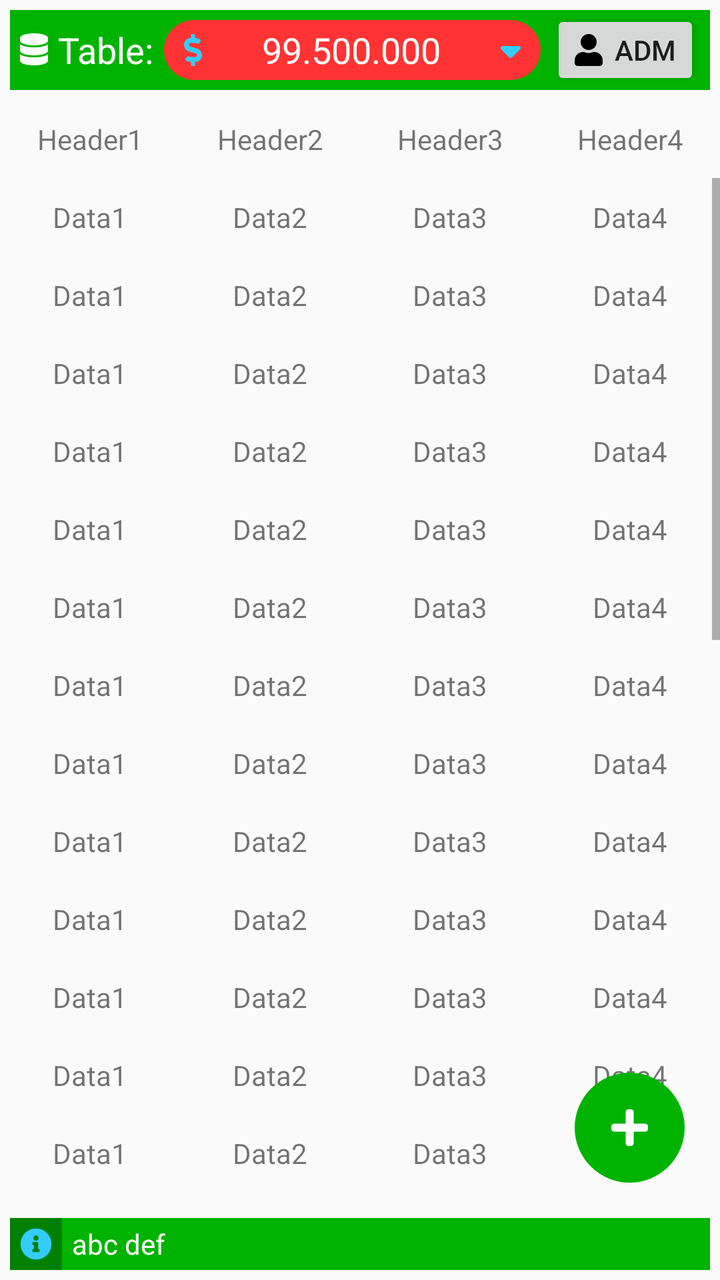
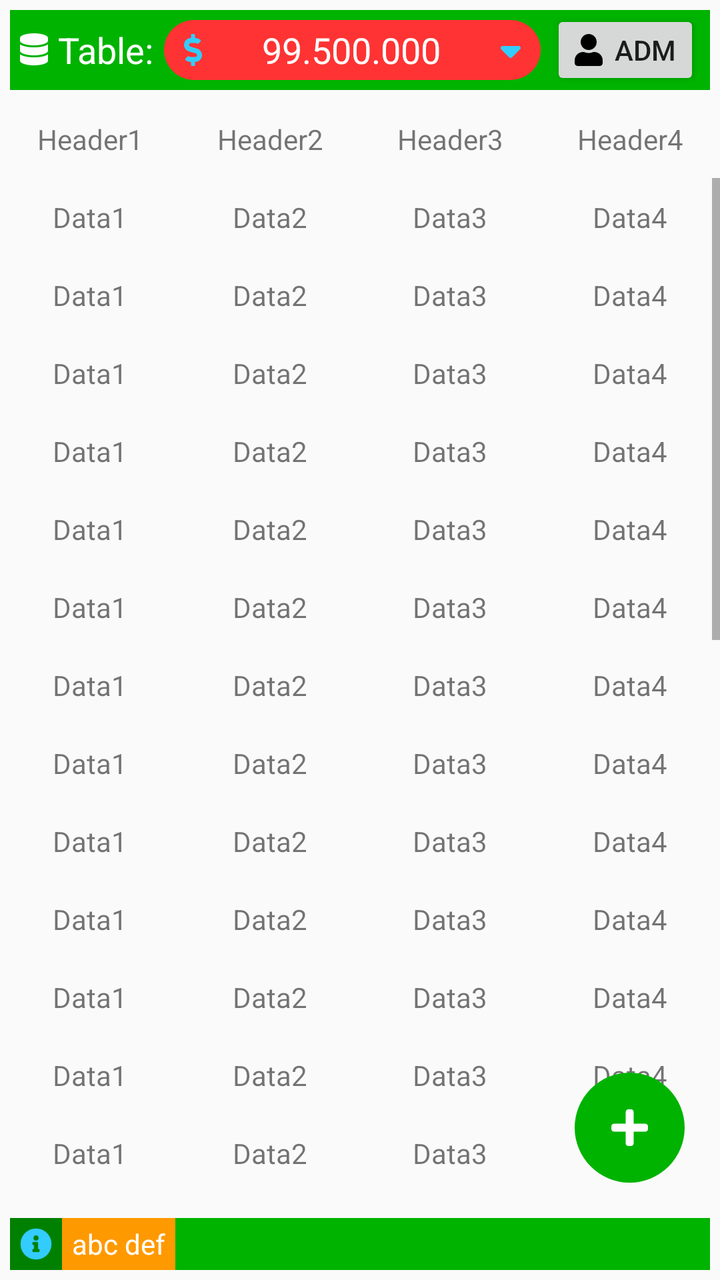

Compare the two renders of this Android layout. The source of the first and the diff that turns it into the second are given below.
<!-- AndroidManifest.xml: application theme AppTheme -->
<!-- res/layout/main.xml -->
<?xml version="1.0" encoding="utf-8"?>
<LinearLayout
	xmlns:android="http://schemas.android.com/apk/res/android"
	android:layout_width="match_parent"
	android:layout_height="match_parent"
	android:gravity="center_horizontal"
	android:orientation="vertical">

	<LinearLayout
		android:layout_width="match_parent"
		android:layout_height="@dimen/topNavHeight"
		android:orientation="horizontal"
		android:gravity="center_vertical"
		android:layout_margin="5dp"
		android:paddingHorizontal="5dp"
		android:background="@color/primary">

		<TextView
			android:layout_width="wrap_content"
			android:layout_height="wrap_content"
			android:text="Table:"
			android:textColor="@color/white"
			android:textAppearance="?android:attr/textAppearanceMedium"
			android:drawableLeft="@drawable/ico_database"
			android:drawablePadding="@dimen/iconDrawablePad5"
			android:drawableTint="@color/white"/>

		<TextView
			android:id="@+id/mainTvTable"
			android:layout_width="wrap_content"
			android:layout_height="match_parent"
			android:layout_weight="1"
			android:textAppearance="?android:attr/textAppearanceMedium"
			android:background="@drawable/round"
			android:backgroundTint="@color/red"
			android:textColor="@color/white"
			android:paddingHorizontal="10dp"
			android:layout_margin="5dp"
			android:gravity="center"
			android:singleLine="true"
			android:drawableLeft="@drawable/ico_dollar_sign"
			android:drawableRight="@drawable/ico_caret_down"
			android:drawablePadding="@dimen/iconDrawablePad5"
			android:drawableTint="@color/cyan"
			android:text="99.500.000"/>

		<Button
			android:id="@+id/mainBtnAdmin"
			android:layout_width="wrap_content"
			android:layout_height="match_parent"
			android:text="Adm"
			style="?android:attr/buttonStyleSmall"
			android:drawableLeft="@drawable/ico_user"
			android:drawablePadding="@dimen/iconDrawablePad6"/>

	</LinearLayout>

	<RelativeLayout
		android:layout_width="match_parent"
		android:layout_height="wrap_content"
		android:layout_weight="1">
		
		<TableLayout
			android:layout_width="match_parent"
			android:layout_height="match_parent">
			<TableRow><TextView android:layout_width="0dp" android:layout_weight="1" android:gravity="center" android:padding="10dp" android:text="Header1" /><TextView android:layout_width="0dp" android:layout_weight="1" android:gravity="center" android:padding="10dp" android:text="Header2" /><TextView android:layout_width="0dp" android:layout_weight="1" android:gravity="center" android:padding="10dp" android:text="Header3" /><TextView android:layout_width="0dp" android:layout_weight="1" android:gravity="center" android:padding="10dp" android:text="Header4" /></TableRow>
			<ScrollView
				android:layout_width="match_parent"
				android:layout_height="match_parent">
				<TableLayout
					android:layout_width="match_parent"
					android:layout_height="match_parent">
					<TableRow><TextView android:layout_width="0dp" android:layout_weight="1" android:gravity="center" android:padding="10dp" android:text="Data1" /><TextView android:layout_width="0dp" android:layout_weight="1" android:gravity="center" android:padding="10dp" android:text="Data2" /><TextView android:layout_width="0dp" android:layout_weight="1" android:gravity="center" android:padding="10dp" android:text="Data3" /><TextView android:layout_width="0dp" android:layout_weight="1" android:gravity="center" android:padding="10dp" android:text="Data4" /></TableRow>
					<TableRow><TextView android:layout_width="0dp" android:layout_weight="1" android:gravity="center" android:padding="10dp" android:text="Data1" /><TextView android:layout_width="0dp" android:layout_weight="1" android:gravity="center" android:padding="10dp" android:text="Data2" /><TextView android:layout_width="0dp" android:layout_weight="1" android:gravity="center" android:padding="10dp" android:text="Data3" /><TextView android:layout_width="0dp" android:layout_weight="1" android:gravity="center" android:padding="10dp" android:text="Data4" /></TableRow>
					<TableRow><TextView android:layout_width="0dp" android:layout_weight="1" android:gravity="center" android:padding="10dp" android:text="Data1" /><TextView android:layout_width="0dp" android:layout_weight="1" android:gravity="center" android:padding="10dp" android:text="Data2" /><TextView android:layout_width="0dp" android:layout_weight="1" android:gravity="center" android:padding="10dp" android:text="Data3" /><TextView android:layout_width="0dp" android:layout_weight="1" android:gravity="center" android:padding="10dp" android:text="Data4" /></TableRow>
					<TableRow><TextView android:layout_width="0dp" android:layout_weight="1" android:gravity="center" android:padding="10dp" android:text="Data1" /><TextView android:layout_width="0dp" android:layout_weight="1" android:gravity="center" android:padding="10dp" android:text="Data2" /><TextView android:layout_width="0dp" android:layout_weight="1" android:gravity="center" android:padding="10dp" android:text="Data3" /><TextView android:layout_width="0dp" android:layout_weight="1" android:gravity="center" android:padding="10dp" android:text="Data4" /></TableRow>
					<TableRow><TextView android:layout_width="0dp" android:layout_weight="1" android:gravity="center" android:padding="10dp" android:text="Data1" /><TextView android:layout_width="0dp" android:layout_weight="1" android:gravity="center" android:padding="10dp" android:text="Data2" /><TextView android:layout_width="0dp" android:layout_weight="1" android:gravity="center" android:padding="10dp" android:text="Data3" /><TextView android:layout_width="0dp" android:layout_weight="1" android:gravity="center" android:padding="10dp" android:text="Data4" /></TableRow>
					<TableRow><TextView android:layout_width="0dp" android:layout_weight="1" android:gravity="center" android:padding="10dp" android:text="Data1" /><TextView android:layout_width="0dp" android:layout_weight="1" android:gravity="center" android:padding="10dp" android:text="Data2" /><TextView android:layout_width="0dp" android:layout_weight="1" android:gravity="center" android:padding="10dp" android:text="Data3" /><TextView android:layout_width="0dp" android:layout_weight="1" android:gravity="center" android:padding="10dp" android:text="Data4" /></TableRow>
					<TableRow><TextView android:layout_width="0dp" android:layout_weight="1" android:gravity="center" android:padding="10dp" android:text="Data1" /><TextView android:layout_width="0dp" android:layout_weight="1" android:gravity="center" android:padding="10dp" android:text="Data2" /><TextView android:layout_width="0dp" android:layout_weight="1" android:gravity="center" android:padding="10dp" android:text="Data3" /><TextView android:layout_width="0dp" android:layout_weight="1" android:gravity="center" android:padding="10dp" android:text="Data4" /></TableRow>
					<TableRow><TextView android:layout_width="0dp" android:layout_weight="1" android:gravity="center" android:padding="10dp" android:text="Data1" /><TextView android:layout_width="0dp" android:layout_weight="1" android:gravity="center" android:padding="10dp" android:text="Data2" /><TextView android:layout_width="0dp" android:layout_weight="1" android:gravity="center" android:padding="10dp" android:text="Data3" /><TextView android:layout_width="0dp" android:layout_weight="1" android:gravity="center" android:padding="10dp" android:text="Data4" /></TableRow>
					<TableRow><TextView android:layout_width="0dp" android:layout_weight="1" android:gravity="center" android:padding="10dp" android:text="Data1" /><TextView android:layout_width="0dp" android:layout_weight="1" android:gravity="center" android:padding="10dp" android:text="Data2" /><TextView android:layout_width="0dp" android:layout_weight="1" android:gravity="center" android:padding="10dp" android:text="Data3" /><TextView android:layout_width="0dp" android:layout_weight="1" android:gravity="center" android:padding="10dp" android:text="Data4" /></TableRow>
					<TableRow><TextView android:layout_width="0dp" android:layout_weight="1" android:gravity="center" android:padding="10dp" android:text="Data1" /><TextView android:layout_width="0dp" android:layout_weight="1" android:gravity="center" android:padding="10dp" android:text="Data2" /><TextView android:layout_width="0dp" android:layout_weight="1" android:gravity="center" android:padding="10dp" android:text="Data3" /><TextView android:layout_width="0dp" android:layout_weight="1" android:gravity="center" android:padding="10dp" android:text="Data4" /></TableRow>
					<TableRow><TextView android:layout_width="0dp" android:layout_weight="1" android:gravity="center" android:padding="10dp" android:text="Data1" /><TextView android:layout_width="0dp" android:layout_weight="1" android:gravity="center" android:padding="10dp" android:text="Data2" /><TextView android:layout_width="0dp" android:layout_weight="1" android:gravity="center" android:padding="10dp" android:text="Data3" /><TextView android:layout_width="0dp" android:layout_weight="1" android:gravity="center" android:padding="10dp" android:text="Data4" /></TableRow>
					<TableRow><TextView android:layout_width="0dp" android:layout_weight="1" android:gravity="center" android:padding="10dp" android:text="Data1" /><TextView android:layout_width="0dp" android:layout_weight="1" android:gravity="center" android:padding="10dp" android:text="Data2" /><TextView android:layout_width="0dp" android:layout_weight="1" android:gravity="center" android:padding="10dp" android:text="Data3" /><TextView android:layout_width="0dp" android:layout_weight="1" android:gravity="center" android:padding="10dp" android:text="Data4" /></TableRow>
					<TableRow><TextView android:layout_width="0dp" android:layout_weight="1" android:gravity="center" android:padding="10dp" android:text="Data1" /><TextView android:layout_width="0dp" android:layout_weight="1" android:gravity="center" android:padding="10dp" android:text="Data2" /><TextView android:layout_width="0dp" android:layout_weight="1" android:gravity="center" android:padding="10dp" android:text="Data3" /><TextView android:layout_width="0dp" android:layout_weight="1" android:gravity="center" android:padding="10dp" android:text="Data4" /></TableRow>
					<TableRow><TextView android:layout_width="0dp" android:layout_weight="1" android:gravity="center" android:padding="10dp" android:text="Data1" /><TextView android:layout_width="0dp" android:layout_weight="1" android:gravity="center" android:padding="10dp" android:text="Data2" /><TextView android:layout_width="0dp" android:layout_weight="1" android:gravity="center" android:padding="10dp" android:text="Data3" /><TextView android:layout_width="0dp" android:layout_weight="1" android:gravity="center" android:padding="10dp" android:text="Data4" /></TableRow>
					<TableRow><TextView android:layout_width="0dp" android:layout_weight="1" android:gravity="center" android:padding="10dp" android:text="Data1" /><TextView android:layout_width="0dp" android:layout_weight="1" android:gravity="center" android:padding="10dp" android:text="Data2" /><TextView android:layout_width="0dp" android:layout_weight="1" android:gravity="center" android:padding="10dp" android:text="Data3" /><TextView android:layout_width="0dp" android:layout_weight="1" android:gravity="center" android:padding="10dp" android:text="Data4" /></TableRow>
					<TableRow><TextView android:layout_width="0dp" android:layout_weight="1" android:gravity="center" android:padding="10dp" android:text="Data1" /><TextView android:layout_width="0dp" android:layout_weight="1" android:gravity="center" android:padding="10dp" android:text="Data2" /><TextView android:layout_width="0dp" android:layout_weight="1" android:gravity="center" android:padding="10dp" android:text="Data3" /><TextView android:layout_width="0dp" android:layout_weight="1" android:gravity="center" android:padding="10dp" android:text="Data4" /></TableRow>
					<TableRow><TextView android:layout_width="0dp" android:layout_weight="1" android:gravity="center" android:padding="10dp" android:text="Data1" /><TextView android:layout_width="0dp" android:layout_weight="1" android:gravity="center" android:padding="10dp" android:text="Data2" /><TextView android:layout_width="0dp" android:layout_weight="1" android:gravity="center" android:padding="10dp" android:text="Data3" /><TextView android:layout_width="0dp" android:layout_weight="1" android:gravity="center" android:padding="10dp" android:text="Data4" /></TableRow>
					<TableRow><TextView android:layout_width="0dp" android:layout_weight="1" android:gravity="center" android:padding="10dp" android:text="Data1" /><TextView android:layout_width="0dp" android:layout_weight="1" android:gravity="center" android:padding="10dp" android:text="Data2" /><TextView android:layout_width="0dp" android:layout_weight="1" android:gravity="center" android:padding="10dp" android:text="Data3" /><TextView android:layout_width="0dp" android:layout_weight="1" android:gravity="center" android:padding="10dp" android:text="Data4" /></TableRow>
					<TableRow><TextView android:layout_width="0dp" android:layout_weight="1" android:gravity="center" android:padding="10dp" android:text="Data1" /><TextView android:layout_width="0dp" android:layout_weight="1" android:gravity="center" android:padding="10dp" android:text="Data2" /><TextView android:layout_width="0dp" android:layout_weight="1" android:gravity="center" android:padding="10dp" android:text="Data3" /><TextView android:layout_width="0dp" android:layout_weight="1" android:gravity="center" android:padding="10dp" android:text="Data4" /></TableRow>
					<TableRow><TextView android:layout_width="0dp" android:layout_weight="1" android:gravity="center" android:padding="10dp" android:text="Data1" /><TextView android:layout_width="0dp" android:layout_weight="1" android:gravity="center" android:padding="10dp" android:text="Data2" /><TextView android:layout_width="0dp" android:layout_weight="1" android:gravity="center" android:padding="10dp" android:text="Data3" /><TextView android:layout_width="0dp" android:layout_weight="1" android:gravity="center" android:padding="10dp" android:text="Data4" /></TableRow>
					<TableRow><TextView android:layout_width="0dp" android:layout_weight="1" android:gravity="center" android:padding="10dp" android:text="Data1" /><TextView android:layout_width="0dp" android:layout_weight="1" android:gravity="center" android:padding="10dp" android:text="Data2" /><TextView android:layout_width="0dp" android:layout_weight="1" android:gravity="center" android:padding="10dp" android:text="Data3" /><TextView android:layout_width="0dp" android:layout_weight="1" android:gravity="center" android:padding="10dp" android:text="Data4" /></TableRow>
					<TableRow><TextView android:layout_width="0dp" android:layout_weight="1" android:gravity="center" android:padding="10dp" android:text="Data1" /><TextView android:layout_width="0dp" android:layout_weight="1" android:gravity="center" android:padding="10dp" android:text="Data2" /><TextView android:layout_width="0dp" android:layout_weight="1" android:gravity="center" android:padding="10dp" android:text="Data3" /><TextView android:layout_width="0dp" android:layout_weight="1" android:gravity="center" android:padding="10dp" android:text="Data4" /></TableRow>
					<TableRow><TextView android:layout_width="0dp" android:layout_weight="1" android:gravity="center" android:padding="10dp" android:text="Data1" /><TextView android:layout_width="0dp" android:layout_weight="1" android:gravity="center" android:padding="10dp" android:text="Data2" /><TextView android:layout_width="0dp" android:layout_weight="1" android:gravity="center" android:padding="10dp" android:text="Data3" /><TextView android:layout_width="0dp" android:layout_weight="1" android:gravity="center" android:padding="10dp" android:text="Data4" /></TableRow>
					<TableRow><TextView android:layout_width="0dp" android:layout_weight="1" android:gravity="center" android:padding="10dp" android:text="Data1" /><TextView android:layout_width="0dp" android:layout_weight="1" android:gravity="center" android:padding="10dp" android:text="Data2" /><TextView android:layout_width="0dp" android:layout_weight="1" android:gravity="center" android:padding="10dp" android:text="Data3" /><TextView android:layout_width="0dp" android:layout_weight="1" android:gravity="center" android:padding="10dp" android:text="Data4" /></TableRow>
					<TableRow><TextView android:layout_width="0dp" android:layout_weight="1" android:gravity="center" android:padding="10dp" android:text="Data1" /><TextView android:layout_width="0dp" android:layout_weight="1" android:gravity="center" android:padding="10dp" android:text="Data2" /><TextView android:layout_width="0dp" android:layout_weight="1" android:gravity="center" android:padding="10dp" android:text="Data3" /><TextView android:layout_width="0dp" android:layout_weight="1" android:gravity="center" android:padding="10dp" android:text="Data4" /></TableRow>
					<TableRow><TextView android:layout_width="0dp" android:layout_weight="1" android:gravity="center" android:padding="10dp" android:text="Data1" /><TextView android:layout_width="0dp" android:layout_weight="1" android:gravity="center" android:padding="10dp" android:text="Data2" /><TextView android:layout_width="0dp" android:layout_weight="1" android:gravity="center" android:padding="10dp" android:text="Data3" /><TextView android:layout_width="0dp" android:layout_weight="1" android:gravity="center" android:padding="10dp" android:text="Data4" /></TableRow>
					<TableRow><TextView android:layout_width="0dp" android:layout_weight="1" android:gravity="center" android:padding="10dp" android:text="Data1" /><TextView android:layout_width="0dp" android:layout_weight="1" android:gravity="center" android:padding="10dp" android:text="Data2" /><TextView android:layout_width="0dp" android:layout_weight="1" android:gravity="center" android:padding="10dp" android:text="Data3" /><TextView android:layout_width="0dp" android:layout_weight="1" android:gravity="center" android:padding="10dp" android:text="Data4" /></TableRow>
					<TableRow><TextView android:layout_width="0dp" android:layout_weight="1" android:gravity="center" android:padding="10dp" android:text="Data1" /><TextView android:layout_width="0dp" android:layout_weight="1" android:gravity="center" android:padding="10dp" android:text="Data2" /><TextView android:layout_width="0dp" android:layout_weight="1" android:gravity="center" android:padding="10dp" android:text="Data3" /><TextView android:layout_width="0dp" android:layout_weight="1" android:gravity="center" android:padding="10dp" android:text="Data4" /></TableRow>
					<TableRow><TextView android:layout_width="0dp" android:layout_weight="1" android:gravity="center" android:padding="10dp" android:text="Data1" /><TextView android:layout_width="0dp" android:layout_weight="1" android:gravity="center" android:padding="10dp" android:text="Data2" /><TextView android:layout_width="0dp" android:layout_weight="1" android:gravity="center" android:padding="10dp" android:text="Data3" /><TextView android:layout_width="0dp" android:layout_weight="1" android:gravity="center" android:padding="10dp" android:text="Data4" /></TableRow>
					<TableRow><TextView android:layout_width="0dp" android:layout_weight="1" android:gravity="center" android:padding="10dp" android:text="Footer1" /><TextView android:layout_width="0dp" android:layout_weight="1" android:gravity="center" android:padding="10dp" android:text="Footer2" /><TextView android:layout_width="0dp" android:layout_weight="1" android:gravity="center" android:padding="10dp" android:text="Footer3" /><TextView android:layout_width="0dp" android:layout_weight="1" android:gravity="center" android:padding="10dp" android:text="Footer4" /></TableRow>
				</TableLayout>
			</ScrollView>
		</TableLayout>

		<LinearLayout
			android:layout_width="90dp"
			android:layout_height="90dp"
			android:layout_alignParentBottom="true"
			android:layout_alignParentEnd="true"
			android:gravity="center">

			<ImageButton
				android:id="@+id/mainIbFAB"
				android:layout_width="55dp"
				android:layout_height="55dp"
				android:tint="@color/white"
				android:scaleType="fitCenter"
				android:padding="17dp"
				android:src="@drawable/ib_fab"
				android:background="@drawable/circle"/>

		</LinearLayout>

	</RelativeLayout>

	<LinearLayout
		android:id="@+id/mainLayoutStatusBar"
		android:layout_width="match_parent"
		android:layout_height="wrap_content"
		android:orientation="horizontal"
		android:gravity="center_vertical"
		android:layout_marginHorizontal="5dp"
		android:layout_marginBottom="5dp"
		android:background="@color/primary">

		<ImageView
			android:id="@+id/mainIvIconStatus"
			android:layout_width="wrap_content"
			android:layout_height="wrap_content"
			android:padding="5dp"
			android:background="@color/darkGreen"
			android:src="@drawable/ico_info_circle"/>

		<HorizontalScrollView
			android:layout_width="match_parent"
			android:layout_height="match_parent"
			android:gravity="center_vertical">

			<TextView
				android:id="@+id/mainTvStatus"
				android:layout_width="match_parent"
				android:layout_height="match_parent"
				android:gravity="center_vertical"
				android:paddingHorizontal="5dp"
				android:singleLine="true"
				android:text="abc def"
				android:textColor="@color/white"/>

		</HorizontalScrollView>

	</LinearLayout>

</LinearLayout>
<!-- resources referenced by this layout -->
<resources>
  <color name="cyan">#33ccff</color>
  <color name="darkGreen">#008000</color>
  <color name="primary">#00b300</color>
  <color name="red">#ff3333</color>
  <color name="white">#ffffff</color>
  <dimen name="iconDrawablePad5">5dp</dimen>
  <dimen name="iconDrawablePad6">6dp</dimen>
  <dimen name="topNavHeight">40dp</dimen>
  <!-- drawable circle (drawable) -->
  <?xml version="1.0" encoding="utf-8"?>
  <shape xmlns:android="http://schemas.android.com/apk/res/android"
      android:shape="oval">
      <solid android:color="@color/primary"/>
      <size android:width="100dp" android:height="100dp"/>
  </shape>
  <!-- drawable ib_fab (drawable) -->
  <?xml version="1.0" encoding="utf-8"?>
  <selector xmlns:android="http://schemas.android.com/apk/res/android">
  	<item android:state_pressed="true"
  		android:drawable="@drawable/ico_edit" /> 
  	<item android:state_focused="true"
  		android:drawable="@drawable/ico_edit" /> 
  	<item android:drawable="@drawable/ico_plus" /> 
  </selector>
  <!-- drawable ico_caret_down (drawable) -->
  <?xml version="1.0" encoding="utf-8"?>
  <vector xmlns:android="http://schemas.android.com/apk/res/android"
      android:width="@dimen/iconWidth10"
      android:height="@dimen/iconHeight16"
      android:viewportWidth="320"
      android:viewportHeight="512">
  	<path
  		android:fillColor="@color/black"
  		android:pathData="M137.4,374.6c12.5,12.5 32.8,12.5 45.3,0l128,-128c9.2,-9.2 11.9,-22.9 6.9,-34.9s-16.6,-19.8 -29.6,-19.8L32,192c-12.9,0 -24.6,7.8 -29.6,19.8s-2.2,25.7 6.9,34.9l128,128z"/>
  </vector>
  <!-- drawable ico_user (drawable) -->
  <?xml version="1.0" encoding="utf-8"?>
  <vector xmlns:android="http://schemas.android.com/apk/res/android"
      android:width="@dimen/iconWidth14"
      android:height="@dimen/iconHeight16"
      android:viewportWidth="448"
      android:viewportHeight="512">
  	<path
  		android:fillColor="@color/black"
  		android:pathData="M224,256c70.7,0 128,-57.3 128,-128S294.7,0 224,0 96,57.3 96,128s57.3,128 128,128zM313.6,288h-16.7c-22.2,10.2 -46.9,16 -72.9,16s-50.6,-5.8 -72.9,-16h-16.7C60.2,288 0,348.2 0,422.4L0,464c0,26.5 21.5,48 48,48h352c26.5,0 48,-21.5 48,-48v-41.6c0,-74.2 -60.2,-134.4 -134.4,-134.4z"/>
  </vector>
  <!-- drawable round (drawable) -->
  <?xml version="1.0" encoding="utf-8"?>
  <shape xmlns:android="http://schemas.android.com/apk/res/android"
      android:shape="rectangle">
      <corners android:radius="16dp" />
      <solid android:color="@color/primary" />
  </shape>
  <style name="AppTheme" parent="@android:style/Theme.Holo.Light">
  	</style>
  <!-- drawable ico_plus (drawable) -->
  <?xml version="1.0" encoding="utf-8"?>
  <vector xmlns:android="http://schemas.android.com/apk/res/android"
      android:width="@dimen/iconWidth14"
      android:height="@dimen/iconHeight16"
      android:viewportWidth="448"
      android:viewportHeight="512">
  	<path
  		android:fillColor="@color/black"
  		android:pathData="M416,208H272V64c0,-17.67 -14.33,-32 -32,-32h-32c-17.67,0 -32,14.33 -32,32v144H32c-17.67,0 -32,14.33 -32,32v32c0,17.67 14.33,32 32,32h144v144c0,17.67 14.33,32 32,32h32c17.67,0 32,-14.33 32,-32V304h144c17.67,0 32,-14.33 32,-32v-32c0,-17.67 -14.33,-32 -32,-32z"/>
  </vector>
  <dimen name="iconWidth10">10dp</dimen>
  <dimen name="iconHeight16">16dp</dimen>
  <color name="black">#000000</color>
  <dimen name="iconWidth14">14dp</dimen>
  <dimen name="iconWidth9">9dp</dimen>
  <dimen name="iconWidth16">16dp</dimen>
  <dimen name="iconWidth18">18dp</dimen>
  <!-- unchanged entries left out for length: 4 -->
</resources>

<!-- the commit's change to res/layout/main.xml (unified diff, before → after) -->
@@ -150,13 +150,14 @@
 
 			<TextView
 				android:id="@+id/mainTvStatus"
-				android:layout_width="match_parent"
+				android:layout_width="500dp"
 				android:layout_height="match_parent"
 				android:gravity="center_vertical"
 				android:paddingHorizontal="5dp"
 				android:singleLine="true"
 				android:text="abc def"
-				android:textColor="@color/white"/>
+				android:textColor="@color/white"
+				android:background="@color/orange"/>
 
 		</HorizontalScrollView>
 
<!-- resource entries referenced after the edit -->
@@ -2,6 +2,7 @@
 <resources>
   <color name="cyan">#33ccff</color>
   <color name="darkGreen">#008000</color>
+  <color name="orange">#ff9900</color>
   <color name="primary">#00b300</color>
   <color name="red">#ff3333</color>
   <color name="white">#ffffff</color>
